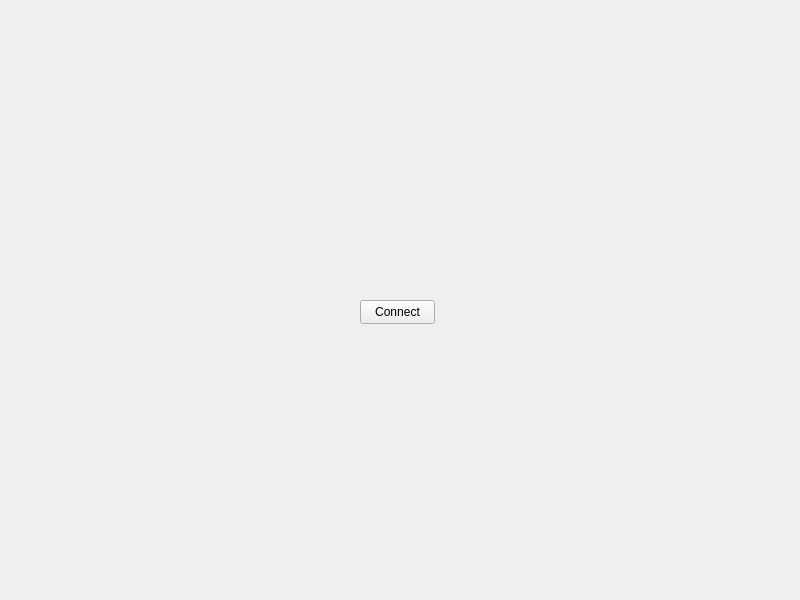
Qt form mainwindow.ui (AubinSeptier/mifare_wallet) before a commit.
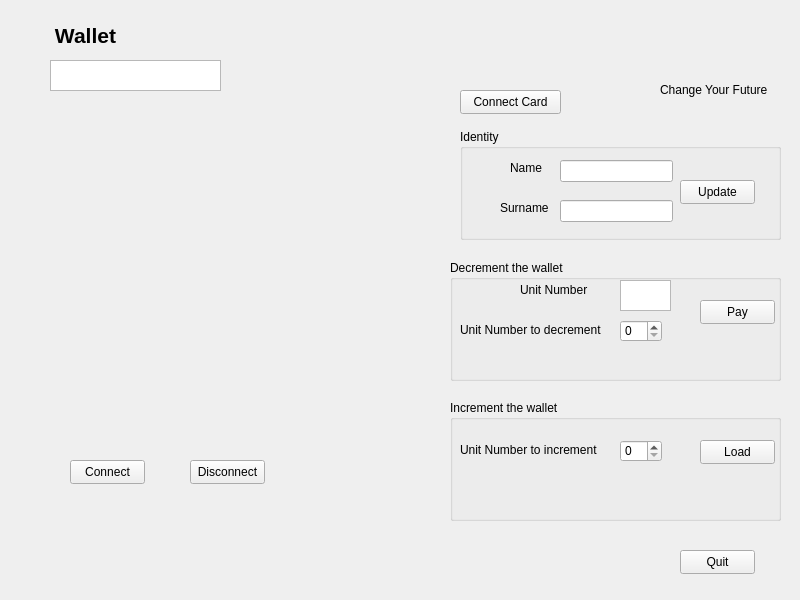
The same form after that commit. Icons and pictures are not drawn.

Commit message: feat: connect reader functions

The edit to the form file:
```diff
--- a/mainwindow.ui
+++ b/mainwindow.ui
@@ -13,11 +13,70 @@
   <property name="windowTitle">
    <string>MainWindow</string>
   </property>
+  <widget class="QPushButton" name="updateButton">
+   <property name="geometry">
+    <rect>
+     <x>680</x>
+     <y>180</y>
+     <width>75</width>
+     <height>24</height>
+    </rect>
+   </property>
+   <property name="text">
+    <string>Update</string>
+   </property>
+  </widget>
+  <widget class="QLineEdit" name="lineEdit">
+   <property name="geometry">
+    <rect>
+     <x>560</x>
+     <y>160</y>
+     <width>113</width>
+     <height>22</height>
+    </rect>
+   </property>
+  </widget>
+  <widget class="QLineEdit" name="lineEdit_2">
+   <property name="geometry">
+    <rect>
+     <x>560</x>
+     <y>200</y>
+     <width>113</width>
+     <height>22</height>
+    </rect>
+   </property>
+  </widget>
+  <widget class="QLabel" name="nameLabel">
+   <property name="geometry">
+    <rect>
+     <x>510</x>
+     <y>160</y>
+     <width>41</width>
+     <height>16</height>
+    </rect>
+   </property>
+   <property name="text">
+    <string>Name</string>
+   </property>
+  </widget>
+  <widget class="QLabel" name="surnameLabel">
+   <property name="geometry">
+    <rect>
+     <x>500</x>
+     <y>200</y>
+     <width>49</width>
+     <height>16</height>
+    </rect>
+   </property>
+   <property name="text">
+    <string>Surname</string>
+   </property>
+  </widget>
   <widget class="QPushButton" name="Connect">
    <property name="geometry">
     <rect>
-     <x>360</x>
-     <y>300</y>
+     <x>70</x>
+     <y>460</y>
      <width>75</width>
      <height>24</height>
     </rect>
@@ -26,6 +85,255 @@
     <string>Connect</string>
    </property>
   </widget>
+  <widget class="QPushButton" name="Disconnect">
+   <property name="geometry">
+    <rect>
+     <x>190</x>
+     <y>460</y>
+     <width>75</width>
+     <height>24</height>
+    </rect>
+   </property>
+   <property name="text">
+    <string>Disconnect</string>
+   </property>
+  </widget>
+  <widget class="QSpinBox" name="decrementSpin">
+   <property name="geometry">
+    <rect>
+     <x>620</x>
+     <y>320</y>
+     <width>42</width>
+     <height>22</height>
+    </rect>
+   </property>
+  </widget>
+  <widget class="QSpinBox" name="incrementSpin">
+   <property name="geometry">
+    <rect>
+     <x>620</x>
+     <y>440</y>
+     <width>42</width>
+     <height>22</height>
+    </rect>
+   </property>
+  </widget>
+  <widget class="QTextBrowser" name="unitNumberBox">
+   <property name="geometry">
+    <rect>
+     <x>620</x>
+     <y>280</y>
+     <width>51</width>
+     <height>31</height>
+    </rect>
+   </property>
+  </widget>
+  <widget class="QPushButton" name="payButton">
+   <property name="geometry">
+    <rect>
+     <x>700</x>
+     <y>300</y>
+     <width>75</width>
+     <height>24</height>
+    </rect>
+   </property>
+   <property name="text">
+    <string>Pay</string>
+   </property>
+  </widget>
+  <widget class="QPushButton" name="loadButton">
+   <property name="geometry">
+    <rect>
+     <x>700</x>
+     <y>440</y>
+     <width>75</width>
+     <height>24</height>
+    </rect>
+   </property>
+   <property name="text">
+    <string>Load</string>
+   </property>
+  </widget>
+  <widget class="QLabel" name="unitNumberIncrementBox">
+   <property name="geometry">
+    <rect>
+     <x>460</x>
+     <y>440</y>
+     <width>151</width>
+     <height>20</height>
+    </rect>
+   </property>
+   <property name="text">
+    <string>Unit Number to increment</string>
+   </property>
+  </widget>
+  <widget class="QLabel" name="unitNumberDecrementBox">
+   <property name="geometry">
+    <rect>
+     <x>460</x>
+     <y>320</y>
+     <width>151</width>
+     <height>20</height>
+    </rect>
+   </property>
+   <property name="text">
+    <string>Unit Number to decrement</string>
+   </property>
+  </widget>
+  <widget class="QLabel" name="unitNumberLabel">
+   <property name="geometry">
+    <rect>
+     <x>520</x>
+     <y>280</y>
+     <width>71</width>
+     <height>20</height>
+    </rect>
+   </property>
+   <property name="text">
+    <string>Unit Number</string>
+   </property>
+  </widget>
+  <widget class="QGroupBox" name="identityBox">
+   <property name="geometry">
+    <rect>
+     <x>460</x>
+     <y>129</y>
+     <width>321</width>
+     <height>111</height>
+    </rect>
+   </property>
+   <property name="title">
+    <string>Identity</string>
+   </property>
+  </widget>
+  <widget class="QGroupBox" name="decrementBox">
+   <property name="geometry">
+    <rect>
+     <x>450</x>
+     <y>260</y>
+     <width>331</width>
+     <height>121</height>
+    </rect>
+   </property>
+   <property name="title">
+    <string>Decrement the wallet</string>
+   </property>
+  </widget>
+  <widget class="QGroupBox" name="incrementBox">
+   <property name="geometry">
+    <rect>
+     <x>450</x>
+     <y>400</y>
+     <width>331</width>
+     <height>121</height>
+    </rect>
+   </property>
+   <property name="title">
+    <string>Increment the wallet</string>
+   </property>
+  </widget>
+  <widget class="QLabel" name="mainTitle">
+   <property name="geometry">
+    <rect>
+     <x>50</x>
+     <y>20</y>
+     <width>71</width>
+     <height>31</height>
+    </rect>
+   </property>
+   <property name="text">
+    <string>&lt;html&gt;&lt;head/&gt;&lt;body&gt;&lt;p align=&quot;center&quot;&gt;&lt;span style=&quot; font-size:16pt; font-weight:700;&quot;&gt;Wallet&lt;/span&gt;&lt;/p&gt;&lt;/body&gt;&lt;/html&gt;</string>
+   </property>
+  </widget>
+  <widget class="QPushButton" name="Quit">
+   <property name="geometry">
+    <rect>
+     <x>680</x>
+     <y>550</y>
+     <width>75</width>
+     <height>24</height>
+    </rect>
+   </property>
+   <property name="text">
+    <string>Quit</string>
+   </property>
+  </widget>
+  <widget class="QLabel" name="label">
+   <property name="geometry">
+    <rect>
+     <x>660</x>
+     <y>10</y>
+     <width>131</width>
+     <height>81</height>
+    </rect>
+   </property>
+   <property name="text">
+    <string/>
+   </property>
+   <property name="pixmap">
+    <pixmap>assets/Odalid_Logo_120x60.jpg</pixmap>
+   </property>
+  </widget>
+  <widget class="QLabel" name="label_2">
+   <property name="geometry">
+    <rect>
+     <x>660</x>
+     <y>80</y>
+     <width>111</width>
+     <height>20</height>
+    </rect>
+   </property>
+   <property name="text">
+    <string>Change Your Future</string>
+   </property>
+  </widget>
+  <widget class="QTextEdit" name="readerName">
+   <property name="geometry">
+    <rect>
+     <x>50</x>
+     <y>60</y>
+     <width>171</width>
+     <height>31</height>
+    </rect>
+   </property>
+  </widget>
+  <widget class="QPushButton" name="ConnectCard">
+   <property name="geometry">
+    <rect>
+     <x>460</x>
+     <y>90</y>
+     <width>101</width>
+     <height>24</height>
+    </rect>
+   </property>
+   <property name="text">
+    <string>Connect Card</string>
+   </property>
+  </widget>
+  <zorder>incrementBox</zorder>
+  <zorder>decrementBox</zorder>
+  <zorder>identityBox</zorder>
+  <zorder>updateButton</zorder>
+  <zorder>lineEdit</zorder>
+  <zorder>lineEdit_2</zorder>
+  <zorder>nameLabel</zorder>
+  <zorder>surnameLabel</zorder>
+  <zorder>Connect</zorder>
+  <zorder>Disconnect</zorder>
+  <zorder>decrementSpin</zorder>
+  <zorder>incrementSpin</zorder>
+  <zorder>unitNumberBox</zorder>
+  <zorder>payButton</zorder>
+  <zorder>loadButton</zorder>
+  <zorder>unitNumberIncrementBox</zorder>
+  <zorder>unitNumberDecrementBox</zorder>
+  <zorder>unitNumberLabel</zorder>
+  <zorder>mainTitle</zorder>
+  <zorder>Quit</zorder>
+  <zorder>label</zorder>
+  <zorder>label_2</zorder>
+  <zorder>readerName</zorder>
+  <zorder>ConnectCard</zorder>
  </widget>
  <resources/>
  <connections/>
```
The commit also changes 2 other files.
